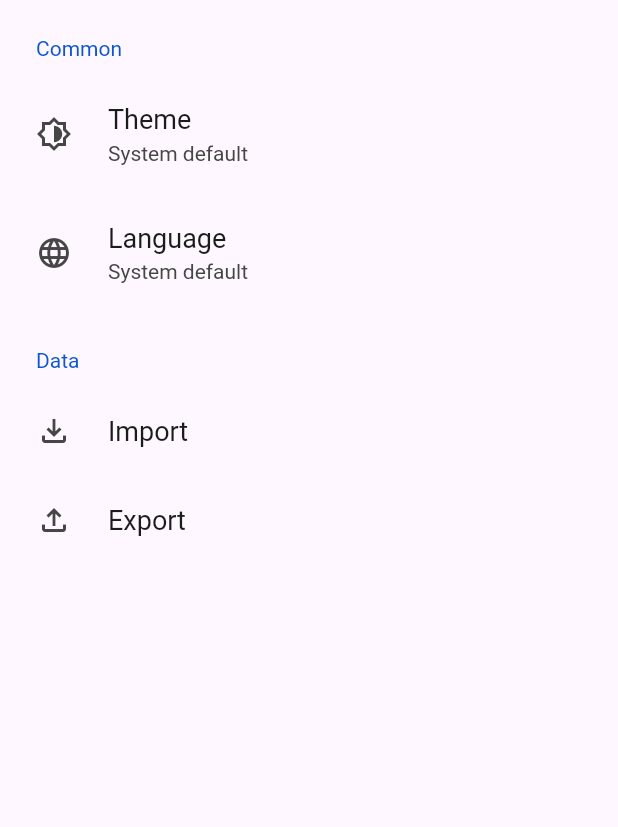
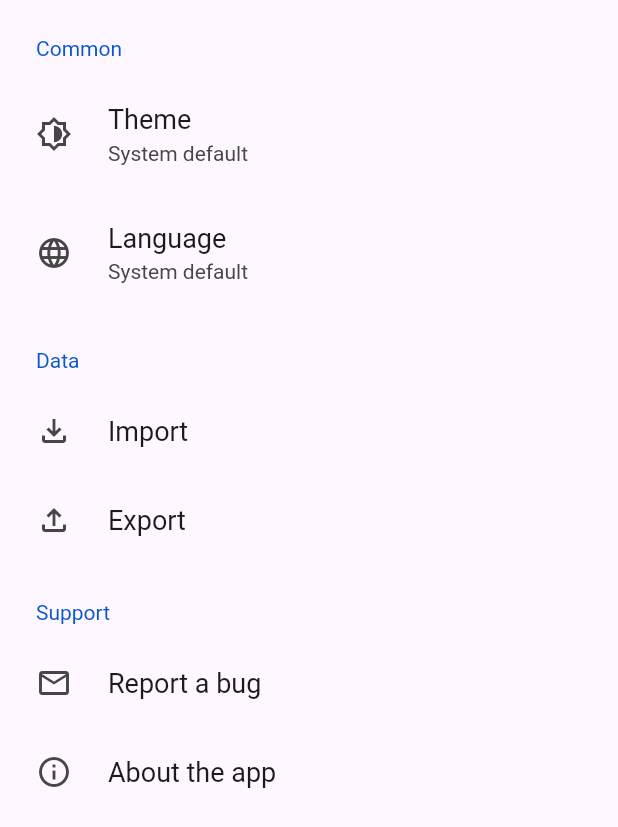
Before and after one commit to 2zqa/mediary, a Flutter app: the SettingsView widget shown alone on an empty page, opened directly, on a phone screen of 412 x 824 dp. Shown: the top 827 px of the screen. Run offline on Flutter 3.47's test engine with Material 2 defaults, Android fonts, the phone set to English and light mode, and no system bars; drawn by our look-alikes of settings_ui; our stand-ins replace calendar_view, flutter_localized_locales, flutter_riverpod, grouped_list, package_info_plus, shared_preferences and 1 more; accounts and stored records are empty; generated files the repository leaves out were written again; statements that could not run were skipped.

Commit message:
Add support section, use localization variables

```diff
--- /dev/null
+++ b/lib/globals/constants.dart
@@ -0,0 +1,6 @@
+class Constants {
+  static final Uri supportMail = Uri(
+    scheme: 'mailto',
+    path: 'mediary@mshkok.mozmail.com',
+  );
+}
--- a/lib/l10n/app_en.arb
+++ b/lib/l10n/app_en.arb
@@ -105,6 +105,10 @@
   "@settingsViewDataSectionTitle": {
     "description": "Label for the data settings section"
   },
+  "settingsViewSupportSectionTitle": "Support",
+  "@settingsViewSupportSectionTitle": {
+    "description": "Label for the support section"
+  },
   "settingsViewThemeFieldTitle": "Theme",
   "@settingsViewThemeFieldTitle": {
     "description": "Label for the theme selection dropdown"
@@ -132,5 +136,39 @@
   "settingsViewExportDrugsFieldTitle": "Export",
   "@settingsViewExportDrugsFieldTitle": {
     "description": "Label for the drug export button"
+  },
+  "appDescription": "Track drug usage without judgement",
+  "@appDescription": {
+    "description": "Description of the app, shown in the about dialog"
+  },
+  "appVersion": "Version {version}",
+  "@appVersion": {
+    "description": "Version of the app, shown in the about dialog",
+    "placeholders": {
+      "version": {
+        "description": "The version number of the app"
+      }
+    }
+  },
+  "aboutViewTitle": "About the app",
+  "@aboutViewTitle": {
+    "description": "Label for button that shows the about dialog"
+  },
+  "settingsViewReportBugFieldTitle": "Report a bug",
+  "@settingsViewSourceCodeFieldTitle": {
+    "description": "Label for the report button link tile"
+  },
+  "reportBugDialogDescription": "Oh no, you encountered a bug? Let me know and I will try to fix it. Press {send} below to write an email.\n\nPlease include a description of the problem and how to reproduce it. Thank you!",
+  "@reportBugDialogDescription": {
+    "description": "Description of how to report a bug, shown in the report bug dialog",
+    "placeholders": {
+      "send": {
+        "description": "Label for the send button in the report bug dialog"
+      }
+    }
+  },
+  "sendButtonLabel": "Send",
+  "@sendButtonLabel": {
+    "description": "Label for the send button in the report bug dialog"
   }
 }
--- /dev/null
+++ b/lib/providers/package_info_provider.dart
@@ -0,0 +1,6 @@
+import 'package:flutter_riverpod/flutter_riverpod.dart';
+import 'package:package_info_plus/package_info_plus.dart';
+
+final packageInfoProvider = FutureProvider<PackageInfo>((ref) {
+  return PackageInfo.fromPlatform();
+});
--- a/lib/routes/settings/settings.dart
+++ b/lib/routes/settings/settings.dart
@@ -1,10 +1,15 @@
+import 'dart:async';
+
 import 'package:flutter/material.dart';
 import 'package:flutter_gen/gen_l10n/app_localizations.dart';
 import 'package:flutter_localized_locales/flutter_localized_locales.dart';
 import 'package:flutter_riverpod/flutter_riverpod.dart';
 import 'package:settings_ui/settings_ui.dart';
+import 'package:url_launcher/url_launcher.dart';
 
+import '../../globals/constants.dart';
 import '../../models/settings.dart';
+import '../../providers/package_info_provider.dart';
 import '../../providers/settings_provider.dart';
 import '../../util/radio_button_dialog.dart';
 
@@ -15,6 +20,7 @@ class SettingsView extends ConsumerWidget {
 
   @override
   Widget build(BuildContext context, WidgetRef ref) {
+    final localizations = AppLocalizations.of(context)!;
     return Scrollbar(
       child: SettingsList(
         lightTheme: SettingsThemeData(
@@ -25,19 +31,24 @@ class SettingsView extends ConsumerWidget {
         ),
         sections: [
           SettingsSection(
-            title: Text(
-                AppLocalizations.of(context)!.settingsViewCommonSectionTitle),
+            title: Text(localizations.settingsViewCommonSectionTitle),
             tiles: const <AbstractSettingsTile>[
               ThemeTile(),
               LanguageTile(),
             ],
           ),
           SettingsSection(
-            title: Text(
-                AppLocalizations.of(context)!.settingsViewDataSectionTitle),
+            title: Text(localizations.settingsViewDataSectionTitle),
             tiles: <SettingsTile>[
-              _buildImportDrugsTile(context),
-              _buildExportDrugsTile(context),
+              _buildImportDrugsTile(localizations),
+              _buildExportDrugsTile(localizations),
+            ],
+          ),
+          SettingsSection(
+            title: Text(localizations.settingsViewSupportSectionTitle),
+            tiles: <SettingsTile>[
+              _reportBugButton(localizations),
+              _buildAppInfoTile(localizations, ref),
             ],
           ),
         ],
@@ -45,20 +56,80 @@ class SettingsView extends ConsumerWidget {
     );
   }
 
-  SettingsTile _buildImportDrugsTile(BuildContext context) {
+  SettingsTile _buildAppInfoTile(
+      AppLocalizations localizations, WidgetRef ref) {
     return SettingsTile(
-      leading: const Icon(Icons.file_download_outlined),
-      title:
-          Text(AppLocalizations.of(context)!.settingsViewImportDrugsFieldTitle),
+      leading: const Icon(Icons.info_outline),
+      title: Text(localizations.aboutViewTitle),
+      onPressed: (context) async {
+        final packageInfo = await ref.read(packageInfoProvider.future);
+
+        if (!context.mounted) return;
+        showAboutDialog(
+          context: context,
+          applicationName: packageInfo.appName,
+          applicationVersion: localizations.appVersion(packageInfo.version),
+          applicationIcon: Image.asset(
+            'android/app/src/main/res/mipmap-xxhdpi/ic_launcher.webp',
+            width: 48,
+          ),
+
+          // DateTime.now().year — Simple yet elegant, if I do say so myself
+          applicationLegalese: "© ${DateTime.now().year} Marijn Kok",
+
+          children: [
+            const SizedBox(height: 24),
+            Text(localizations.appDescription),
+          ],
+        );
+      },
     );
   }
 
-  SettingsTile _buildExportDrugsTile(BuildContext context) {
+  SettingsTile _buildImportDrugsTile(AppLocalizations localizations) {
+    return SettingsTile(
+      leading: const Icon(Icons.file_download_outlined),
+      title: Text(localizations.settingsViewImportDrugsFieldTitle),
+    );
+  }
+
+  SettingsTile _buildExportDrugsTile(AppLocalizations localizations) {
     return SettingsTile(
       leading: const Icon(Icons.file_upload_outlined),
-      title:
-          Text(AppLocalizations.of(context)!.settingsViewExportDrugsFieldTitle),
+      title: Text(localizations.settingsViewExportDrugsFieldTitle),
     );
+  }
+
+  SettingsTile _reportBugButton(AppLocalizations localizations) {
+    return SettingsTile(
+        leading: const Icon(Icons.mail_outline),
+        title: Text(localizations.settingsViewReportBugFieldTitle),
+        onPressed: (context) async {
+          await showDialog<void>(
+            context: context,
+            builder: (context) {
+              return AlertDialog(
+                title: Text(localizations.settingsViewReportBugFieldTitle),
+                content: Text(localizations
+                    .reportBugDialogDescription(localizations.sendButtonLabel)),
+                actions: [
+                  TextButton(
+                    onPressed: () => Navigator.of(context).pop(),
+                    child: Text(
+                        MaterialLocalizations.of(context).cancelButtonLabel),
+                  ),
+                  TextButton(
+                    onPressed: () async {
+                      Navigator.of(context).pop();
+                      unawaited(launchUrl(Constants.supportMail));
+                    },
+                    child: Text(localizations.sendButtonLabel),
+                  ),
+                ],
+              );
+            },
+          );
+        });
   }
 }
 
@@ -78,23 +149,22 @@ class ThemeTile extends AbstractSettingsTile {
 
   @override
   Widget build(BuildContext context) {
+    final localizations = AppLocalizations.of(context)!;
     return Consumer(
       builder: (context, ref, child) {
-        final String themeModeLabel = _themeModeToString(
-            ref.watch(themeModeProvider), AppLocalizations.of(context)!);
+        final String themeModeLabel =
+            _themeModeToString(ref.watch(themeModeProvider), localizations);
         return SettingsTile(
           leading: const Icon(Icons.brightness_6_outlined),
-          title:
-              Text(AppLocalizations.of(context)!.settingsViewThemeFieldTitle),
+          title: Text(localizations.settingsViewThemeFieldTitle),
           value: Text(themeModeLabel),
           onPressed: (context) async {
             final ThemeMode? themeMode = await showRadioDialog<ThemeMode>(
               context: context,
               values: ThemeMode.values,
               labelBuilder: (themeMode) =>
-                  _themeModeToString(themeMode, AppLocalizations.of(context)!),
-              title: Text(
-                  AppLocalizations.of(context)!.settingsViewThemeFieldTitle),
+                  _themeModeToString(themeMode, localizations),
+              title: Text(localizations.settingsViewThemeFieldTitle),
             );
 
             if (themeMode == null) return;
@@ -127,25 +197,24 @@ class LanguageTile extends AbstractSettingsTile {
 
   @override
   Widget build(BuildContext context) {
+    final localizations = AppLocalizations.of(context)!;
     return Consumer(
       builder: (context, ref, child) {
-        final String localeLabel = _localeToNativeName(
-            ref.watch(localeProvider), AppLocalizations.of(context)!);
+        final String localeLabel =
+            _localeToNativeName(ref.watch(localeProvider), localizations);
         const locales = AppLocalizations.supportedLocales;
         return SettingsTile(
           leading: const Icon(Icons.language_outlined),
-          title: Text(
-              AppLocalizations.of(context)!.settingsViewLanguageFieldTitle),
+          title: Text(localizations.settingsViewLanguageFieldTitle),
           value: Text(localeLabel),
           onPressed: (context) async {
             final String? localeString = await showRadioDialog<String>(
-              title: Text(
-                  AppLocalizations.of(context)!.settingsViewLanguageFieldTitle),
+              title: Text(localizations.settingsViewLanguageFieldTitle),
               context: context,
               values: ['', ...locales.map((l) => l.toLanguageTag())],
               labelBuilder: (value) {
                 if (value.isEmpty) {
-                  return AppLocalizations.of(context)!.systemLanguageText;
+                  return localizations.systemLanguageText;
                 }
                 return LocaleNamesLocalizationsDelegate
                         .nativeLocaleNames[value] ??
```
Also changed, not shown: lib/l10n/app_nl.arb (+8 -1 lines), pubspec.yaml (+4 -4 lines), pubspec.lock, 1 other file.
